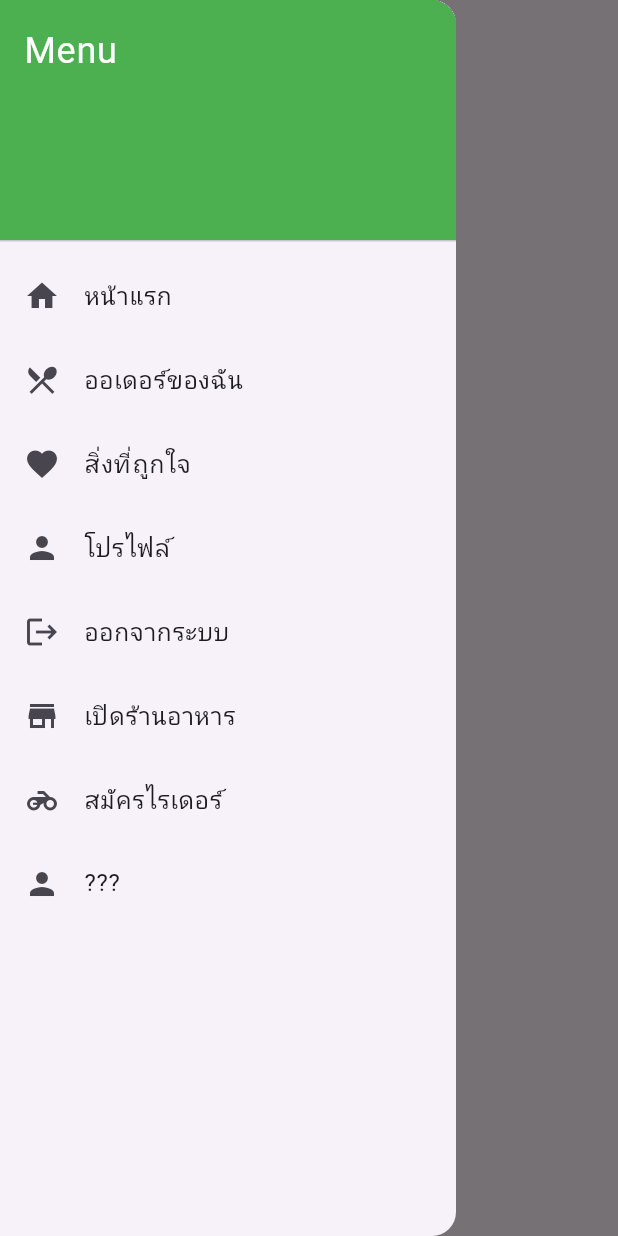
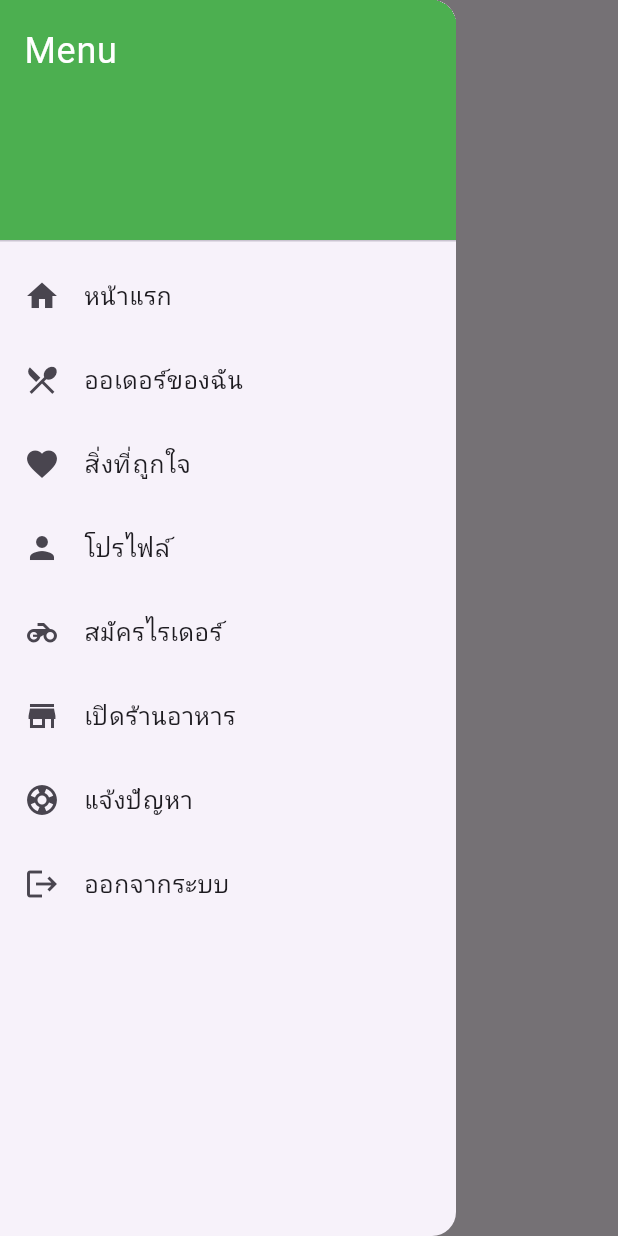
Before and after one commit to callmeohmnaja/Seafood_Main_App_Dev, a Flutter app: the HomePage screen opened directly, with the side drawer open, on a phone screen of 412 x 824 dp. Run offline on Flutter 3.47's test engine with Material 3 defaults, Android fonts, the phone set to English and light mode, and no system bars; our stand-ins replace curved_navigation_bar, firebase_auth, firebase_core, fluttertoast, form_field_validator; accounts and stored records are empty.

Commit message:
first commit

```diff
--- a/lib/screen/food_app.dart
+++ b/lib/screen/food_app.dart
@@ -1,7 +1,7 @@
 import 'package:curved_navigation_bar/curved_navigation_bar.dart';
 import 'package:flutter/material.dart';
 import 'package:seafood_app/screen/profile.dart';
-import 'home_page.dart';
+import 'mainhome_page.dart';
 import 'recipes_page.dart';
 import 'favorites_page.dart';
 
--- a/lib/screen/home.dart
+++ b/lib/screen/home.dart
@@ -12,7 +12,7 @@ class HomeScreen extends StatelessWidget {
         child: SingleChildScrollView(
           child: Column(
             children: [
-              Image.asset('images/art.png'),
+              Image.asset('images/rick.png'),
               SizedBox(
                   width: double.infinity,
                   child: ElevatedButton.icon(
--- a/lib/screen/home_page.dart
+++ b/lib/screen/mainhome_page.dart
@@ -1,6 +1,7 @@
 import 'package:flutter/material.dart';
 import 'package:seafood_app/screen/home.dart';
 import 'package:seafood_app/screen/profile.dart';
+import 'package:seafood_app/screen/raider_page.dart';
 import 'recipes_page.dart';
 import 'favorites_page.dart';
 
@@ -67,14 +68,14 @@ class HomePage extends StatelessWidget {
                 );
               },
             ),
-            ListTile(
-              leading: Icon(Icons.logout),
-              title: Text('ออกจากระบบ'),
+               ListTile(
+              leading: Icon(Icons.motorcycle),
+              title: Text('สมัครไรเดอร์'),
               onTap: () {
                 Navigator.pop(context);
                 Navigator.push(
                   context,
-                  MaterialPageRoute(builder: (context) => HomeScreen()), //แก้ให้กลับไปหน้าหลัก
+                  MaterialPageRoute(builder: (context) => RaiderPage()),
                 );
               },
             ),
@@ -90,24 +91,24 @@ class HomePage extends StatelessWidget {
               },
             ),
             ListTile(
-              leading: Icon(Icons.motorcycle),
-              title: Text('สมัครไรเดอร์'),
+              leading: Icon(Icons.support),
+              title: Text('แจ้งปัญหา'),
               onTap: () {
                 Navigator.pop(context);
                 Navigator.push(
                   context,
-                  MaterialPageRoute(builder: (context) => ProfilePage()),
+                  MaterialPageRoute(builder: (context) => RaiderPage()),
                 );
               },
             ),
-            ListTile(
-              leading: Icon(Icons.person),
-              title: Text('???'),
+              ListTile(
+              leading: Icon(Icons.logout),
+              title: Text('ออกจากระบบ'),
               onTap: () {
                 Navigator.pop(context);
                 Navigator.push(
                   context,
-                  MaterialPageRoute(builder: (context) => ProfilePage()),
+                  MaterialPageRoute(builder: (context) => HomeScreen()), //แก้ให้กลับไปหน้าหลัก
                 );
               },
             ),
@@ -120,5 +121,6 @@ class HomePage extends StatelessWidget {
         child: Text('Home Page Content'),
       ),
     );
+
   }
 }
--- a/lib/screen/welcome.dart
+++ b/lib/screen/welcome.dart
@@ -34,3 +34,4 @@ class WelcomeScreen extends StatelessWidget {
     );
   }
 }
+// หน้านี้คงไม่ได้ใช้
--- a/pubspec.yaml
+++ b/pubspec.yaml
@@ -67,6 +67,8 @@ flutter:
   # assets:
     # - images/a_dot_burr.jpeg
   #   - images/a_dot_ham.jpeg
+  assets:
+      - images/
 
   # An image asset can refer to one or more resolution-specific "variants", see
   # https://flutter.dev/assets-and-images/#resolution-aware
```
Also changed, not shown: lib/screen/profile.dart (+15 -34 lines), lib/screen/raider_page.dart (added, +15 -0 lines), images/rick.png (added).
